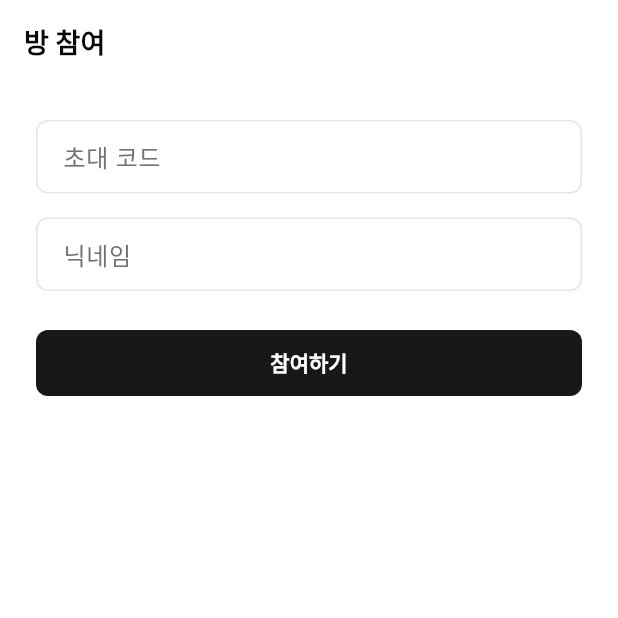
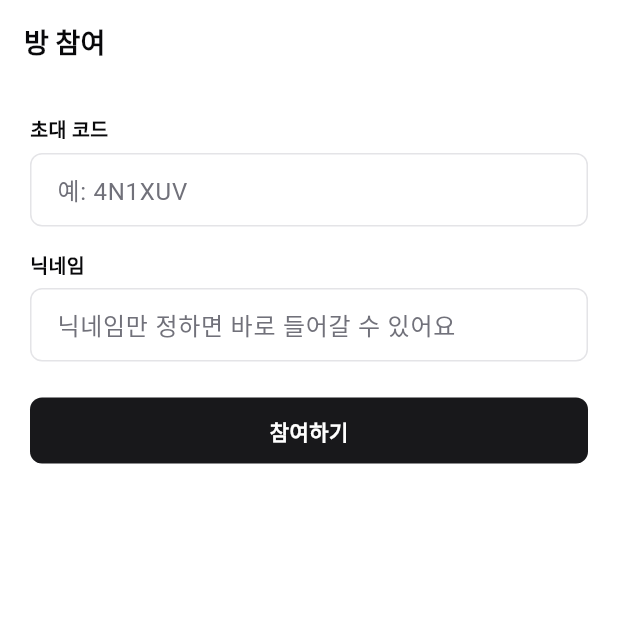
Before and after one commit to nanjinhan/FaceStyle_AI, a Flutter app: the JoinScreen screen opened by its route, on a phone screen of 412 x 824 dp, the top half of it. Run offline on Flutter 3.47's test engine with Material 3 defaults, Android fonts, the phone set to English and light mode, and no system bars; our stand-ins replace flutter_riverpod, go_router, image_picker, shared_preferences, web; missing offline and left inert: dart:js_interop; accounts and stored records are empty; network calls fail.

Commit message:
feat: 앨범 마무리(상태 뱃지·할 일 필터·방장 마감) + 화면 shadcn 통일
M3 앨범을 명세 4장 기준으로 완성하고, 방·join·앨범 화면을 shadcn 키트로 정리.

앨범 진행 상태 (명세 4장 "클레임 인원 기준 2/3 완료")
- 백엔드: AlbumPhotoOut 에 status(waiting/editing/done)·claimedCount(분모)·
  doneCount(분자)·myTodo 계산. 연결된 세션의 Face 클레임·PhotoCompletion 으로 산출
- 방장 마감 API: POST /albums/{id}/photos/{photoId}/close — 미완료 사진을 강제 확정+잠금
- 앱: 사진 그리드에 상태 뱃지(대기/2·3/완료), "내가 보정할 사진" 필터 토글,
  내 할 일은 테두리 강조, 방장은 길게 눌러 마감

화면 shadcn 통일
- join·방(초대카드/컷 타일)·앨범상세를 ShadCard/ShadInput/ShadButton 으로.
  나머지 스텁 화면은 테마가 자동 적용

검증: 백엔드 86개(앨범 상태/마감 4 추가) + 앱 35개 통과, analyze 무결
E2E: 업로드→대기→방장 마감→완료 확인

Co-Authored-By: Claude Opus 4.8 (1M context) <noreply@anthropic.com>

```diff
--- a/app/lib/features/album/data/album_repository.dart
+++ b/app/lib/features/album/data/album_repository.dart
@@ -49,6 +49,12 @@ class AlbumRepository {
     );
   }
 
+  /// 방장 마감 — 미완료 사진을 현재 상태로 확정 (명세 4장).
+  Future<AlbumDetail> closePhoto(String albumId, String albumPhotoId) async {
+    await _api.post('/albums/$albumId/photos/$albumPhotoId/close');
+    return get(albumId); // 갱신된 상세를 다시 불러온다
+  }
+
   /// 사진 여러 장 업로드 (멀티파트).
   Future<AlbumDetail> uploadPhotos(String albumId, List<({String filename, Uint8List bytes})> photos) async {
     final token = _api.userToken;
--- a/app/lib/features/room/presentation/join_screen.dart
+++ b/app/lib/features/room/presentation/join_screen.dart
@@ -2,6 +2,7 @@ import 'package:flutter/material.dart';
 import 'package:flutter_riverpod/flutter_riverpod.dart';
 import 'package:go_router/go_router.dart';
 
+import '../../../core/ui/ui.dart';
 import '../../auth/application/auth_controller.dart';
 import '../data/room_repository.dart';
 
@@ -75,40 +76,31 @@ class _JoinScreenState extends ConsumerState<JoinScreen> {
     return Scaffold(
       appBar: AppBar(title: const Text('방 참여')),
       body: Padding(
-        padding: const EdgeInsets.all(24),
+        padding: const EdgeInsets.all(20),
         child: Column(
           crossAxisAlignment: CrossAxisAlignment.stretch,
           children: [
-            TextField(
+            ShadInput(
               controller: _invite,
-              decoration: const InputDecoration(
-                labelText: '초대 코드',
-                hintText: '예: 4N1XUV',
-                border: OutlineInputBorder(),
-              ),
+              label: '초대 코드',
+              hint: '예: 4N1XUV',
+              error: isGuest ? null : _error,
             ),
             if (isGuest) ...[
               const SizedBox(height: 16),
-              TextField(
+              ShadInput(
                 controller: _nickname,
-                decoration: const InputDecoration(
-                  labelText: '닉네임',
-                  hintText: '닉네임만 정하면 바로 들어갈 수 있어요',
-                  border: OutlineInputBorder(),
-                ),
+                label: '닉네임',
+                hint: '닉네임만 정하면 바로 들어갈 수 있어요',
+                error: _error,
               ),
             ],
-            if (_error != null) ...[
-              const SizedBox(height: 12),
-              Text(_error!, style: TextStyle(color: Theme.of(context).colorScheme.error)),
-            ],
             const SizedBox(height: 24),
-            FilledButton(
-              onPressed: _busy ? null : _join,
-              child: _busy
-                  ? const SizedBox(
-                      height: 20, width: 20, child: CircularProgressIndicator(strokeWidth: 2))
-                  : const Text('참여하기'),
+            ShadButton(
+              onPressed: _join,
+              loading: _busy,
+              expanded: true,
+              child: const Text('참여하기'),
             ),
           ],
         ),
```
Also changed, not shown: app/lib/features/album/data/album_models.dart (+14 -0 lines), app/lib/features/album/presentation/album_detail_screen.dart (+74 -13 lines), app/lib/features/room/presentation/room_screen.dart (+18 -9 lines), 3 other files.
